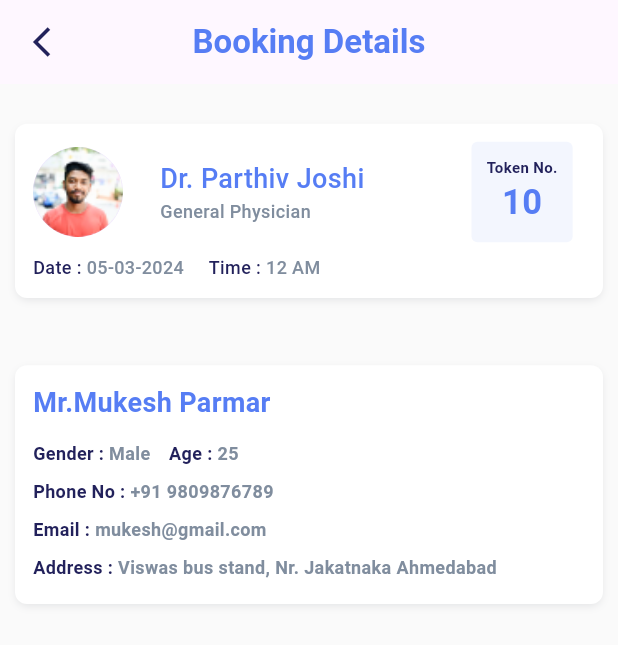
After one commit to mayurcodefencers/health_workers_app, a Flutter app: the BookingDetailsScreen screen opened directly, on a phone screen of 412 x 824 dp. The commit adds this screen. Shown: the top 645 px of the screen. Run offline on Flutter 3.47's test engine with Material 3 defaults, Android fonts, the phone set to English and light mode, and no system bars; our stand-ins replace dio, flutter_svg, get, intro_slider, shared_preferences, sizer and 1 more; accounts and stored records are empty; Roboto replaces fonts that are missing (Montserrat).

Commit message:
Added booking details screen

```diff
--- /dev/null
+++ b/lib/controllers/booking/bookin_details.dart
@@ -0,0 +1,6 @@
+import 'package:flutter/material.dart';
+import 'package:get/get.dart';
+
+class BookingDetailsController extends GetxController {
+
+}
--- a/lib/core/strings.dart
+++ b/lib/core/strings.dart
@@ -53,6 +53,10 @@
  const String meetings  = "Meetings";
  const String profile  = "Profile";
  const String home  = "Home";
+ const String bookingDetails  = "Booking Details";
+ const String date = "Date";
+ const String time = "Time";
+ const String tokenNo = "Token No.";
 
 
  final kToday = DateTime.now();
--- /dev/null
+++ b/lib/screens/booking/booking_details.dart
@@ -0,0 +1,294 @@
+import 'package:flutter/material.dart';
+import 'package:get/get.dart';
+import 'package:health_workers/constants/app_const_assets.dart';
+import 'package:health_workers/core/strings.dart';
+import 'package:health_workers/core/theme/app_color.dart';
+import 'package:health_workers/core/theme/app_text_style.dart';
+import 'package:sizer/sizer.dart';
+
+class BookingDetailsScreen extends StatefulWidget {
+  const BookingDetailsScreen({super.key});
+
+  @override
+  State<BookingDetailsScreen> createState() => _BookingDetailsState();
+}
+
+class _BookingDetailsState extends State<BookingDetailsScreen> {
+  @override
+  Widget build(BuildContext context) {
+    return Scaffold(
+      backgroundColor: AppColor.whiteColor,
+      appBar: AppBar(
+        automaticallyImplyLeading: false,
+        centerTitle: true,
+        title: Text(
+          bookingDetails,
+          style: AppTextStyle.boldText
+              .copyWith(color: AppColor.primaryColor, fontSize: 22),
+        ),
+        leading: GestureDetector(
+          onTap: () {
+            Get.back();
+          },
+          child: const Icon(
+            Icons.arrow_back_ios_outlined,
+            color: AppColor.navyBlueColor,
+          ),
+        ),
+      ),
+      body: Column(
+        children: [
+          SizedBox(
+            height: 2.h,
+          ),
+          doctorContainer(),
+          SizedBox(
+            height: 3.h,
+          ),
+          patientContainer()
+        ],
+      ),
+    );
+  }
+
+  Widget doctorContainer() {
+    return Container(
+      padding: const EdgeInsets.all(12),
+      margin: const EdgeInsets.all(10),
+      decoration: BoxDecoration(
+        color: AppColor.pureWhiteColor,
+        borderRadius: BorderRadius.circular(8),
+        boxShadow: const [
+          BoxShadow(
+            color: Color(0x19101828),
+            blurRadius: 4,
+            offset: Offset(0, 2),
+            spreadRadius: -1,
+          )
+        ],
+      ),
+      child: Column(
+        children: [
+          Row(
+            mainAxisAlignment: MainAxisAlignment.spaceAround,
+            children: [
+              const CircleAvatar(
+                radius: 30,
+                backgroundImage: AssetImage(AppAssets.profilePic),
+              ),
+              SizedBox(
+                width: 6.w,
+              ),
+              Column(
+                crossAxisAlignment: CrossAxisAlignment.start,
+                children: [
+                  Text(
+                    "Dr. Parthiv Joshi",
+                    style: AppTextStyle.mediumText
+                        .copyWith(color: AppColor.primaryColor, fontSize: 18),
+                  ),
+                  Text(
+                    "General Physician",
+                    style: AppTextStyle.mediumText
+                        .copyWith(color: AppColor.greyColor, fontSize: 12),
+                  ),
+                ],
+              ),
+              const Spacer(),
+              Padding(
+                padding: EdgeInsets.only(right: 2.w),
+                child: Container(
+                  padding: const EdgeInsets.all(10),
+                  // margin: const EdgeInsets.all(10),
+                  decoration: BoxDecoration(
+                      color: AppColor.lightBlueColor,
+                      borderRadius: BorderRadius.circular(4)),
+                  child: Column(
+                    children: [
+                      Text(
+                        tokenNo,
+                        style: AppTextStyle.semiBoldText.copyWith(
+                            color: AppColor.navyBlueColor,
+                            fontSize: 10
+                        ),
+                      ),
+                      Text(
+                        "10",
+                        style: AppTextStyle.semiBoldText
+                            .copyWith(color: AppColor.primaryColor, fontSize: 23),
+                      ),
+                    ],
+                  ),
+                ),
+              )
+            ],
+          ),
+          SizedBox(
+            height: 1.h,
+          ),
+          Row(
+            children: [
+              Text(
+                "$date : ",
+                style: AppTextStyle.mediumText
+                    .copyWith(color: AppColor.navyBlueColor, fontSize: 12),
+              ),
+              Text(
+                "05-03-2024",
+                style: AppTextStyle.mediumText
+                    .copyWith(color: AppColor.greyColor, fontSize: 12),
+              ),
+              SizedBox(
+                width: 4.w,
+              ),
+              Text(
+                "$time : ",
+                style: AppTextStyle.mediumText
+                    .copyWith(color: AppColor.navyBlueColor, fontSize: 12),
+              ),
+              Text(
+                "12 AM",
+                style: AppTextStyle.mediumText
+                    .copyWith(color: AppColor.greyColor, fontSize: 12),
+              ),
+            ],
+          )
+        ],
+      ),
+    );
+  }
+  Widget patientContainer() {
+    return Container(
+      padding: const EdgeInsets.all(12),
+      margin: const EdgeInsets.all(10),
+      decoration: BoxDecoration(
+        color: AppColor.pureWhiteColor,
+        borderRadius: BorderRadius.circular(8),
+        boxShadow: const [
+          BoxShadow(
+            color: Color(0x19101828),
+            blurRadius: 4,
+            offset: Offset(0, 2),
+            spreadRadius: -1,
+          )
+        ],
+      ),
+      child: Column(
+        crossAxisAlignment: CrossAxisAlignment.start,
+        children: [
+          Text(
+            "Mr.Mukesh Parmar ",
+            style: AppTextStyle.semiBoldText.copyWith(
+              fontSize: 18,
+              color: AppColor.primaryColor
+            ),
+          ),
+          SizedBox(
+            height: 3.w,
+          ),
+          Row(
+            children: [
+              Text(
+                "$gender : ",
+                style: AppTextStyle.semiBoldText.copyWith(
+                    fontSize: 12,
+                    color: AppColor.navyBlueColor
+                ),
+              ),
+              Text(
+                "Male",
+                style: AppTextStyle.semiBoldText.copyWith(
+                    fontSize: 12,
+                    color: AppColor.greyColor
+                ),
+              ),
+              SizedBox(
+                width: 3.w,
+              ),
+              Text(
+                "$age : ",
+                style: AppTextStyle.semiBoldText.copyWith(
+                    fontSize: 12,
+                    color: AppColor.navyBlueColor
+                ),
+              ),
+              Text(
+                "25",
+                style: AppTextStyle.semiBoldText.copyWith(
+                    fontSize: 12,
+                    color: AppColor.greyColor
+                ),
+              ),
+            ],
+          ),
+          SizedBox(
+            height: 2.w,
+          ),
+          Row(
+            children: [
+              Text(
+                "$phoneNo : ",
+                style: AppTextStyle.semiBoldText.copyWith(
+                    fontSize: 12,
+                    color: AppColor.navyBlueColor
+                ),
+              ),
+              Text(
+                "+91 9809876789",
+                style: AppTextStyle.semiBoldText.copyWith(
+                    fontSize: 12,
+                    color: AppColor.greyColor
+                ),
+              ),
+            ],
+          ),
+          SizedBox(
+            height: 2.w,
+          ),
+          Row(
+            children: [
+              Text(
+                "$email : ",
+                style: AppTextStyle.semiBoldText.copyWith(
+                    fontSize: 12,
+                    color: AppColor.navyBlueColor
+                ),
+              ),
+              Text(
+                "mukesh@gmail.com",
+                style: AppTextStyle.semiBoldText.copyWith(
+                    fontSize: 12,
+                    color: AppColor.greyColor
+                ),
+              ),
+            ],
+          ),
+          SizedBox(
+            height: 2.w,
+          ),
+          Row(
+            children: [
+              Text(
+                "$address : ",
+                style: AppTextStyle.semiBoldText.copyWith(
+                    fontSize: 12,
+                    color: AppColor.navyBlueColor
+                ),
+              ),
+              Text(
+                "Viswas bus stand, Nr. Jakatnaka Ahmedabad",
+                style: AppTextStyle.semiBoldText.copyWith(
+                    fontSize: 12,
+                    color: AppColor.greyColor
+                ),
+              ),
+            ],
+          ),
+          SizedBox(
+            height: 1.w,
+          ),
+        ],
+      ),
+    );
+  }
+}
--- a/lib/screens/booking/booking_screen.dart
+++ b/lib/screens/booking/booking_screen.dart
@@ -4,6 +4,7 @@ import 'package:health_workers/constants/app_const_assets.dart';
 import 'package:health_workers/core/strings.dart';
 import 'package:health_workers/core/theme/app_color.dart';
 import 'package:health_workers/core/theme/app_text_style.dart';
+import 'package:health_workers/screens/booking/booking_details.dart';
 import 'package:sizer/sizer.dart';
 
 class BookingScreen extends StatefulWidget {
@@ -52,7 +53,11 @@ class _BookingScreenState extends State<BookingScreen> {
     );
   }
   Widget bookingListWidget() {
-    return Container(
+    return GestureDetector(
+      onTap: () {
+        Get.to(() => const BookingDetailsScreen());
+      },
+      child: Container(
         padding: const EdgeInsets.all(12),
         margin: const EdgeInsets.all(8),
         decoration: BoxDecoration(
@@ -129,6 +134,7 @@ class _BookingScreenState extends State<BookingScreen> {
             )
           ],
         ),
+      ),
     );
   }
 }
```
Lines whose indentation alone changed are shown as unchanged.
